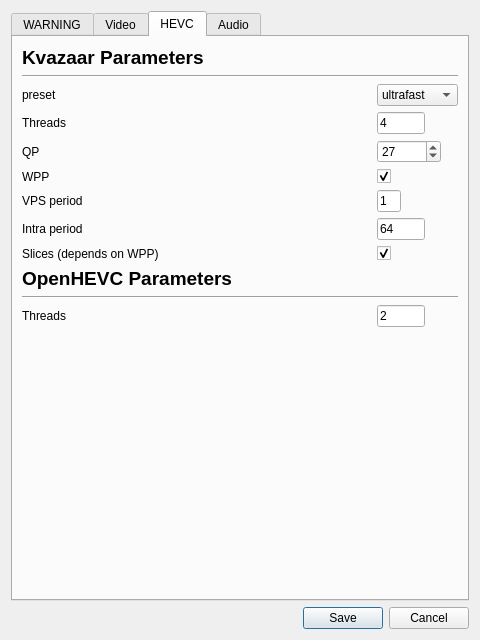
ultravideo/uvgComm, file ui/customSettings.ui: the form before one commit.
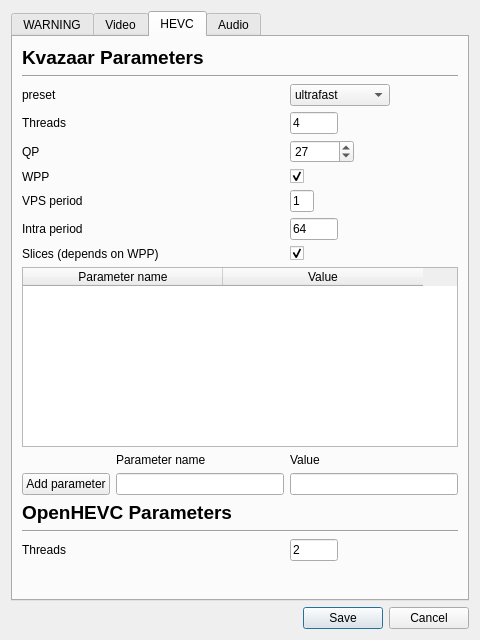
The form after the commit. The open tabs and pages were chosen to show the change.

Commit message: [Settings] (In progress) Added a custom kvazaar parameter list to custom settings with fields for adding new parameters.

```diff
--- a/ui/customSettings.ui
+++ b/ui/customSettings.ui
@@ -291,7 +291,7 @@
        <string>HEVC</string>
       </attribute>
       <layout class="QGridLayout" name="gridLayout_2">
-       <item row="4" column="1">
+       <item row="4" column="2">
         <widget class="QSpinBox" name="qp">
          <property name="maximumSize">
           <size>
@@ -310,36 +310,85 @@
          </property>
         </widget>
        </item>
-       <item row="7" column="1">
-        <widget class="QLineEdit" name="intra">
-         <property name="maximumSize">
-          <size>
-           <width>48</width>
-           <height>16777215</height>
-          </size>
+       <item row="16" column="0" colspan="2">
+        <widget class="QLabel" name="label_2">
+         <property name="text">
+          <string>Threads</string>
          </property>
+        </widget>
+       </item>
+       <item row="6" column="0" colspan="2">
+        <widget class="QLabel" name="VPS">
          <property name="text">
-          <string>64</string>
+          <string>VPS period</string>
          </property>
         </widget>
        </item>
-       <item row="3" column="1">
-        <widget class="QLineEdit" name="kvz_threads">
-         <property name="maximumSize">
-          <size>
-           <width>48</width>
-           <height>16777215</height>
-          </size>
+       <item row="7" column="0" colspan="2">
+        <widget class="QLabel" name="Intra">
+         <property name="text">
+          <string>Intra period</string>
          </property>
+        </widget>
+       </item>
+       <item row="14" column="0" colspan="2">
+        <widget class="QLabel" name="OpenHEVC">
+         <property name="font">
+          <font>
+           <pointsize>14</pointsize>
+           <weight>75</weight>
+           <bold>true</bold>
+          </font>
+         </property>
          <property name="text">
-          <string>4</string>
+          <string>OpenHEVC Parameters</string>
          </property>
-         <property name="maxLength">
-          <number>4</number>
+        </widget>
+       </item>
+       <item row="15" column="0" colspan="3">
+        <widget class="Line" name="line_4">
+         <property name="orientation">
+          <enum>Qt::Horizontal</enum>
          </property>
         </widget>
        </item>
-       <item row="5" column="1">
+       <item row="3" column="0" colspan="2">
+        <widget class="QLabel" name="kvz_threads_label">
+         <property name="text">
+          <string>Threads</string>
+         </property>
+        </widget>
+       </item>
+       <item row="9" column="0" colspan="3">
+        <widget class="QTableWidget" name="custom_parameters">
+         <property name="columnCount">
+          <number>2</number>
+         </property>
+         <attribute name="horizontalHeaderDefaultSectionSize">
+          <number>200</number>
+         </attribute>
+         <attribute name="horizontalHeaderMinimumSectionSize">
+          <number>50</number>
+         </attribute>
+         <attribute name="verticalHeaderDefaultSectionSize">
+          <number>50</number>
+         </attribute>
+         <attribute name="verticalHeaderMinimumSectionSize">
+          <number>50</number>
+         </attribute>
+         <column>
+          <property name="text">
+           <string>Parameter name</string>
+          </property>
+         </column>
+         <column>
+          <property name="text">
+           <string>Value</string>
+          </property>
+         </column>
+        </widget>
+       </item>
+       <item row="5" column="2">
         <widget class="QCheckBox" name="wpp">
          <property name="toolTip">
           <string>&lt;html&gt;&lt;head/&gt;&lt;body&gt;&lt;p&gt;Wavefront Parallel Processing&lt;/p&gt;&lt;/body&gt;&lt;/html&gt;</string>
@@ -355,56 +404,41 @@
          </property>
         </widget>
        </item>
-       <item row="8" column="1">
-        <widget class="QCheckBox" name="slices">
+       <item row="6" column="2">
+        <widget class="QLineEdit" name="vps">
+         <property name="maximumSize">
+          <size>
+           <width>24</width>
+           <height>16777215</height>
+          </size>
+         </property>
          <property name="text">
-          <string/>
+          <string>1</string>
          </property>
-         <property name="checked">
-          <bool>true</bool>
+        </widget>
+       </item>
+       <item row="1" column="0" colspan="3">
+        <widget class="Line" name="line">
+         <property name="orientation">
+          <enum>Qt::Horizontal</enum>
          </property>
         </widget>
        </item>
-       <item row="5" column="0">
+       <item row="5" column="0" colspan="2">
         <widget class="QLabel" name="WPP">
          <property name="text">
           <string>WPP</string>
          </property>
         </widget>
        </item>
-       <item row="6" column="0">
-        <widget class="QLabel" name="VPS">
-         <property name="text">
-          <string>VPS period</string>
-         </property>
-        </widget>
-       </item>
-       <item row="0" column="0">
-        <widget class="QLabel" name="Kvazaar">
-         <property name="font">
-          <font>
-           <pointsize>14</pointsize>
-           <weight>75</weight>
-           <bold>true</bold>
-          </font>
-         </property>
-         <property name="text">
-          <string>Kvazaar Parameters</string>
-         </property>
-        </widget>
-       </item>
-       <item row="3" column="0">
-        <widget class="QLabel" name="kvz_threads_label">
-         <property name="text">
-          <string>Threads</string>
-         </property>
-        </widget>
-       </item>
-       <item row="12" column="0" colspan="2">
+       <item row="17" column="1" colspan="2">
         <spacer name="verticalSpacer_5">
          <property name="orientation">
           <enum>Qt::Vertical</enum>
          </property>
+         <property name="sizeType">
+          <enum>QSizePolicy::Preferred</enum>
+         </property>
          <property name="sizeHint" stdset="0">
           <size>
            <width>20</width>
@@ -413,42 +447,97 @@
          </property>
         </spacer>
        </item>
-       <item row="7" column="0">
-        <widget class="QLabel" name="Intra">
+       <item row="7" column="2">
+        <widget class="QLineEdit" name="intra">
+         <property name="maximumSize">
+          <size>
+           <width>48</width>
+           <height>16777215</height>
+          </size>
+         </property>
          <property name="text">
-          <string>Intra period</string>
+          <string>64</string>
          </property>
         </widget>
        </item>
-       <item row="2" column="0">
-        <widget class="QLabel" name="Preset">
+       <item row="3" column="2">
+        <widget class="QLineEdit" name="kvz_threads">
+         <property name="maximumSize">
+          <size>
+           <width>48</width>
+           <height>16777215</height>
+          </size>
+         </property>
          <property name="text">
-          <string>preset</string>
+          <string>4</string>
          </property>
         </widget>
        </item>
-       <item row="9" column="0">
-        <widget class="QLabel" name="OpenHEVC">
-         <property name="font">
-          <font>
-           <pointsize>14</pointsize>
-           <weight>75</weight>
-           <bold>true</bold>
-          </font>
+       <item row="16" column="2">
+        <widget class="QLineEdit" name="openhevc_threads">
+         <property name="minimumSize">
+          <size>
+           <width>48</width>
+           <height>0</height>
+          </size>
          </property>
+         <property name="maximumSize">
+          <size>
+           <width>48</width>
+           <height>16777215</height>
+          </size>
+         </property>
          <property name="text">
-          <string>OpenHEVC Parameters</string>
+          <string>2</string>
          </property>
         </widget>
        </item>
-       <item row="4" column="0">
+       <item row="4" column="0" colspan="2">
         <widget class="QLabel" name="QP">
          <property name="text">
           <string>QP</string>
          </property>
         </widget>
        </item>
-       <item row="2" column="1">
+       <item row="8" column="2">
+        <widget class="QCheckBox" name="slices">
+         <property name="text">
+          <string/>
+         </property>
+         <property name="checked">
+          <bool>true</bool>
+         </property>
+        </widget>
+       </item>
+       <item row="8" column="0" colspan="2">
+        <widget class="QLabel" name="slice_label">
+         <property name="text">
+          <string>Slices (depends on WPP)</string>
+         </property>
+        </widget>
+       </item>
+       <item row="2" column="0" colspan="2">
+        <widget class="QLabel" name="Preset">
+         <property name="text">
+          <string>preset</string>
+         </property>
+        </widget>
+       </item>
+       <item row="0" column="0" colspan="2">
+        <widget class="QLabel" name="Kvazaar">
+         <property name="font">
+          <font>
+           <pointsize>14</pointsize>
+           <weight>75</weight>
+           <bold>true</bold>
+          </font>
+         </property>
+         <property name="text">
+          <string>Kvazaar Parameters</string>
+         </property>
+        </widget>
+       </item>
+       <item row="2" column="2">
         <widget class="QComboBox" name="preset">
          <property name="maximumSize">
           <size>
@@ -513,66 +602,30 @@
          </item>
         </widget>
        </item>
-       <item row="6" column="1">
-        <widget class="QLineEdit" name="vps">
-         <property name="maximumSize">
-          <size>
-           <width>24</width>
-           <height>16777215</height>
-          </size>
-         </property>
+       <item row="10" column="1">
+        <widget class="QLabel" name="label_4">
          <property name="text">
-          <string>1</string>
+          <string>Parameter name</string>
          </property>
         </widget>
        </item>
-       <item row="11" column="0">
-        <widget class="QLabel" name="label_2">
+       <item row="10" column="2">
+        <widget class="QLabel" name="label_5">
          <property name="text">
-          <string>Threads</string>
-         </property>
-        </widget>
-       </item>
-       <item row="8" column="0">
-        <widget class="QLabel" name="slice_label">
-         <property name="text">
-          <string>Slices (depends on WPP)</string>
+          <string>Value</string>
          </property>
         </widget>
        </item>
        <item row="11" column="1">
-        <widget class="QLineEdit" name="openhevc_threads">
-         <property name="minimumSize">
-          <size>
-           <width>48</width>
-           <height>0</height>
-          </size>
-         </property>
-         <property name="maximumSize">
-          <size>
-           <width>48</width>
-           <height>16777215</height>
-          </size>
-         </property>
+        <widget class="QLineEdit" name="parameter_name"/>
+       </item>
+       <item row="11" column="2">
+        <widget class="QLineEdit" name="parameter_value"/>
+       </item>
+       <item row="11" column="0">
+        <widget class="QPushButton" name="add_parameter">
          <property name="text">
-          <string>2</string>
-         </property>
-         <property name="maxLength">
-          <number>3</number>
-         </property>
-        </widget>
-       </item>
-       <item row="10" column="0" colspan="2">
-        <widget class="Line" name="line_4">
-         <property name="orientation">
-          <enum>Qt::Horizontal</enum>
-         </property>
-        </widget>
-       </item>
-       <item row="1" column="0" colspan="2">
-        <widget class="Line" name="line">
-         <property name="orientation">
-          <enum>Qt::Horizontal</enum>
+          <string>Add parameter</string>
          </property>
         </widget>
        </item>
```
Left out of the diff: 21 changed lines with no effect on the pictures. The commit also changes 2 other files.
